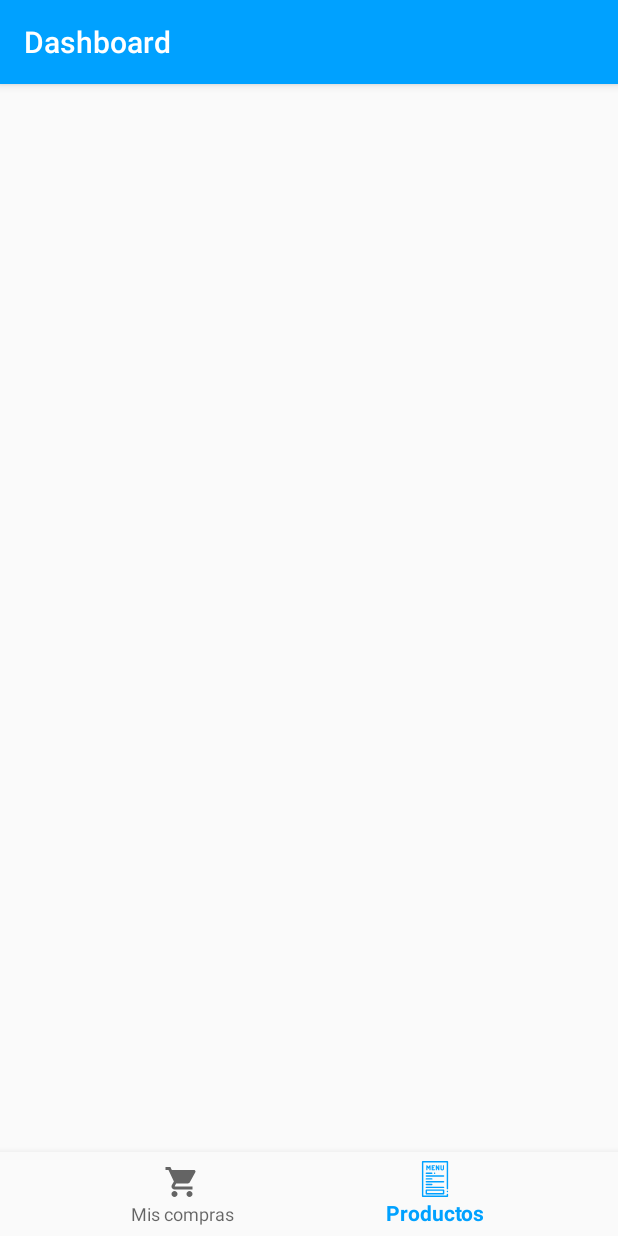
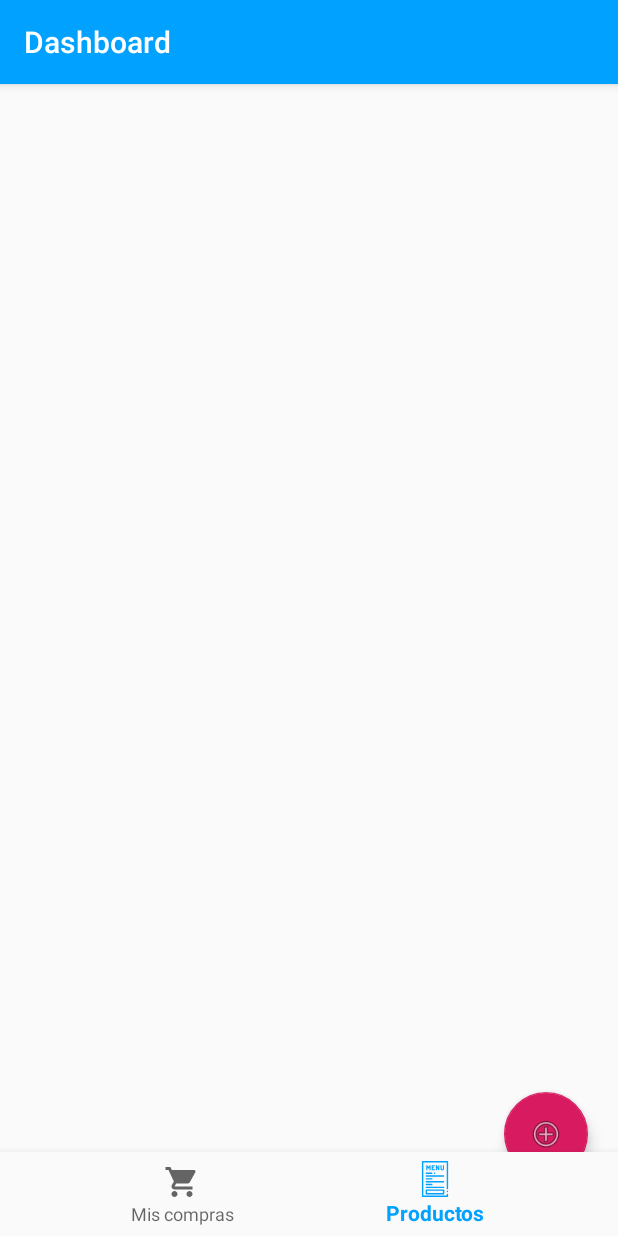
Before and after one commit to CarlosDez23/ShopList, an Android app: the CatalogoFragment screen opened through its navigation route, on a phone screen of 412 x 824 dp. Run offline under Robolectric (Android 15) with nearby library versions, the phone set to English and light mode, and no system bars; our stand-ins replace navigation-ui.

Commit message:
Creado modelo producto, adaptador del catálago y tabla producto BBDD

```diff
--- /dev/null
+++ b/app/src/main/java/com/example/shoplist/adapters/CatalogoAdapter.java
@@ -0,0 +1,62 @@
+package com.example.shoplist.adapters;
+
+import android.view.LayoutInflater;
+import android.view.View;
+import android.view.ViewGroup;
+import android.widget.ImageView;
+import android.widget.TextView;
+
+import androidx.annotation.NonNull;
+import androidx.cardview.widget.CardView;
+import androidx.recyclerview.widget.RecyclerView;
+
+import com.example.shoplist.R;
+import com.example.shoplist.modelo.Producto;
+
+import java.util.ArrayList;
+
+public class CatalogoAdapter extends RecyclerView.Adapter<CatalogoAdapter.ViewHolder> {
+
+    private ArrayList<Producto> listaProductos = new ArrayList<>();
+
+    public CatalogoAdapter(ArrayList<Producto> listaProductos) {
+        this.listaProductos = listaProductos;
+    }
+
+    @NonNull
+    @Override
+    public ViewHolder onCreateViewHolder(@NonNull ViewGroup parent, int viewType) {
+        LayoutInflater layoutInflater = LayoutInflater.from(parent.getContext());
+        View itemListaProductos = layoutInflater.inflate(R.layout.item_catalogo,parent,false);
+        ViewHolder viewHolder = new ViewHolder(itemListaProductos);
+        return viewHolder;
+    }
+
+    @Override
+    public void onBindViewHolder(@NonNull ViewHolder holder, int position) {
+        final Producto productoLista = listaProductos.get(position);
+        holder.tvCatalogoProductosNombre.setText(productoLista.getNombre());
+        holder.ivCatalogoProductosImagen.setImageBitmap(productoLista.getImagen());
+
+    }
+
+    @Override
+    public int getItemCount() {
+        return listaProductos.size();
+    }
+
+
+
+    public class ViewHolder extends RecyclerView.ViewHolder {
+        private ImageView ivCatalogoProductosImagen;
+        private TextView tvCatalogoProductosNombre;
+        private CardView cardCatalogoProducto;
+
+        public ViewHolder(@NonNull View itemView) {
+            super(itemView);
+            this.ivCatalogoProductosImagen = itemView.findViewById(R.id.ivCatalogoProductoImagen);
+            this.tvCatalogoProductosNombre = itemView.findViewById(R.id.tvCatalogoProductoNombre);
+            cardCatalogoProducto = itemView.findViewById(R.id.cardCatalogoProducto);
+        }
+    }
+}
--- a/app/src/main/java/com/example/shoplist/ui/catalogo/CatalogoFragment.java
+++ b/app/src/main/java/com/example/shoplist/ui/catalogo/CatalogoFragment.java
@@ -6,11 +6,28 @@ import android.view.View;
 import android.view.ViewGroup;
 
 import androidx.annotation.NonNull;
+import androidx.annotation.Nullable;
 import androidx.fragment.app.Fragment;
+import androidx.recyclerview.widget.LinearLayoutManager;
+import androidx.recyclerview.widget.RecyclerView;
 
 import com.example.shoplist.R;
+import com.example.shoplist.adapters.CatalogoAdapter;
+import com.example.shoplist.modelo.Producto;
+import com.google.android.material.floatingactionbutton.FloatingActionButton;
+
+import java.util.ArrayList;
 
 public class CatalogoFragment extends Fragment {
+
+
+    //Listado de productos que va a manejar el catálogo
+    private ArrayList<Producto> listaProductos = new ArrayList<>();
+
+    //Vistas
+    private RecyclerView rvCatalogoProductos;
+    private FloatingActionButton fabCatalogoAddProducto;
+
 
 
     public View onCreateView(@NonNull LayoutInflater inflater,
@@ -18,4 +35,45 @@ public class CatalogoFragment extends Fragment {
         View root = inflater.inflate(R.layout.fragment_dashboard, container, false);
         return root;
     }
+
+    @Override
+    public void onViewCreated(@NonNull View view, @Nullable Bundle savedInstanceState) {
+        super.onViewCreated(view, savedInstanceState);
+        llamarVistas();
+    }
+
+    private void llamarVistas(){
+        rvCatalogoProductos = getView().findViewById(R.id.recyclerCatalogo);
+        fabCatalogoAddProducto = getView().findViewById(R.id.fabCatalogoAddProducto);
+        setListeners();
+        initRecyclerView();
+    }
+
+    private void setListeners(){
+        fabCatalogoAddProducto.setOnClickListener(listeners);
+    }
+
+    private void initRecyclerView(){
+        rvCatalogoProductos.setLayoutManager(new LinearLayoutManager(getContext()));
+        //Insertamos el método para sacar la lista de la BBDD
+        // listaProductos = listarProductos();
+        rvCatalogoProductos.setAdapter(new CatalogoAdapter(listaProductos));
+    }
+
+    private View.OnClickListener listeners = new View.OnClickListener() {
+        @Override
+        public void onClick(View view) {
+            switch (view.getId()){
+                case R.id.fabCatalogoAddProducto:
+                    //Transaccion al fragment para añadir un producto
+                    break;
+                default:
+                    break;
+            }
+        }
+    };
+
+    /**
+     * private ArrayList<Producto> listarProductos (){}
+     */
 }
--- a/app/src/main/res/layout/fragment_dashboard.xml
+++ b/app/src/main/res/layout/fragment_dashboard.xml
@@ -1,19 +1,24 @@
 <?xml version="1.0" encoding="utf-8"?>
-<androidx.constraintlayout.widget.ConstraintLayout xmlns:android="http://schemas.android.com/apk/res/android"
+<RelativeLayout xmlns:android="http://schemas.android.com/apk/res/android"
     xmlns:app="http://schemas.android.com/apk/res-auto"
     android:layout_width="match_parent"
     android:layout_height="match_parent">
 
-    <TextView
-        android:id="@+id/text_dashboard"
+
+    <androidx.recyclerview.widget.RecyclerView
+        android:id="@+id/recyclerCatalogo"
         android:layout_width="match_parent"
+        android:layout_height="match_parent" />
+
+    <com.google.android.material.floatingactionbutton.FloatingActionButton
+        android:id="@+id/fabCatalogoAddProducto"
+        android:layout_width="wrap_content"
         android:layout_height="wrap_content"
-        android:layout_marginStart="8dp"
-        android:layout_marginTop="8dp"
-        android:layout_marginEnd="8dp"
-        android:textAlignment="center"
-        android:textSize="20sp"
-        app:layout_constraintEnd_toEndOf="parent"
-        app:layout_constraintStart_toStartOf="parent"
-        app:layout_constraintTop_toTopOf="parent" />
-</androidx.constraintlayout.widget.ConstraintLayout>
+        android:clickable="true"
+        android:layout_alignParentRight="true"
+        android:layout_alignParentBottom="true"
+        android:layout_marginRight="30px"
+        android:layout_marginBottom="60px"
+        app:srcCompat="@android:drawable/ic_menu_add" />
+
+</RelativeLayout>
```
Also changed, not shown: app/src/main/java/com/example/shoplist/bbdd/ControladorBD.java (+7 -0 lines), app/src/main/java/com/example/shoplist/modelo/Producto.java (added, +52 -0 lines), app/src/main/java/com/example/shoplist/util/Herramienta.java (added, +35 -0 lines), app/src/main/res/layout/fragment_notifications.xml (deleted, +0 -19 lines), app/src/main/res/layout/item_catalogo.xml (added, +50 -0 lines).
